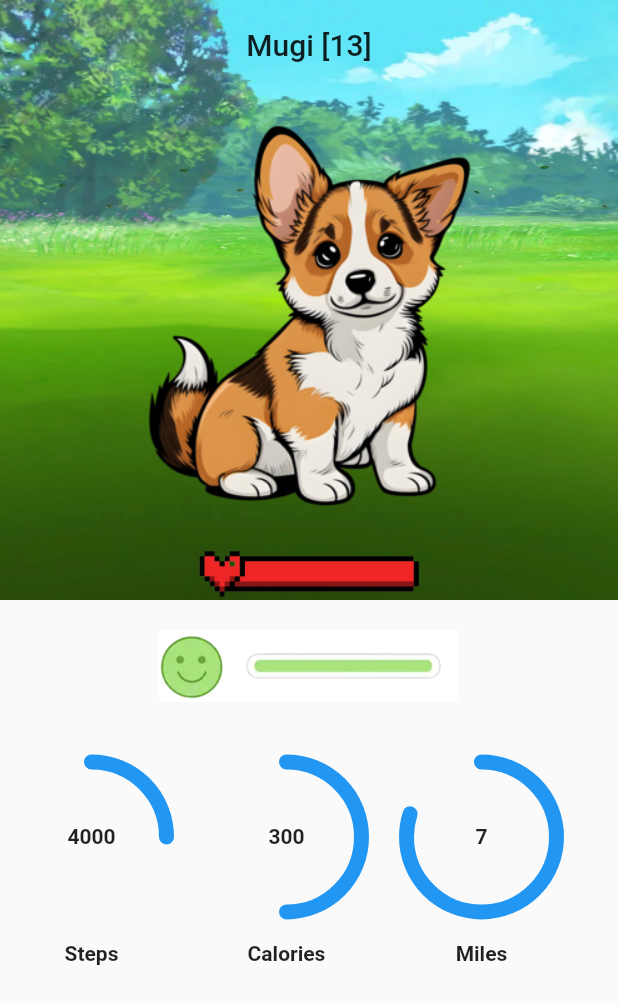
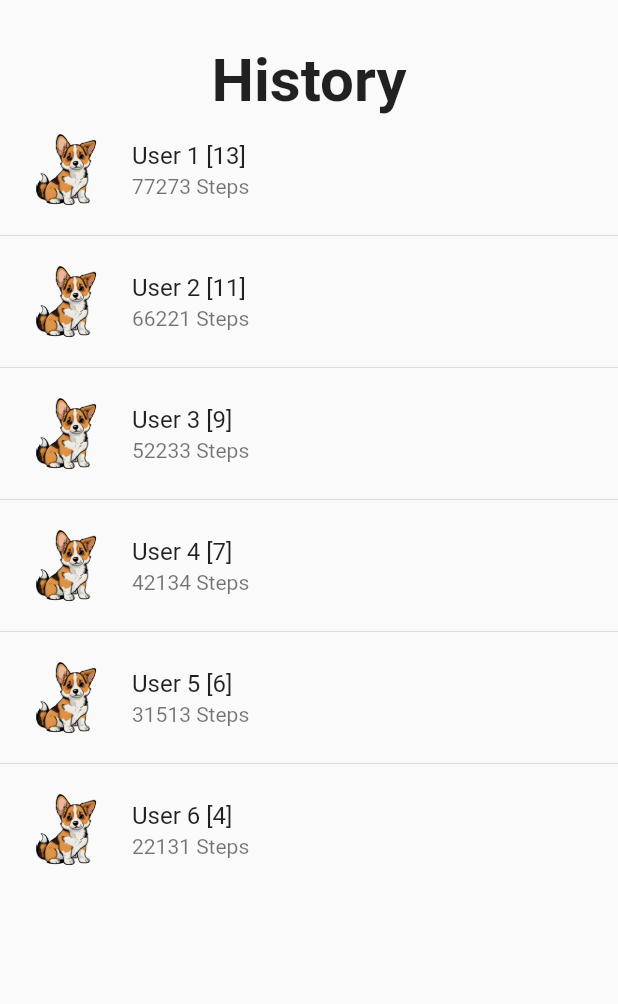
Before and after one commit to Pet-Dometer/App, a Flutter app: the screen it shows after launch, on a phone screen of 412 x 824 dp. Shown: the top 1004 px of the screen. Run offline on Flutter 3.47's test engine with Material 2 defaults, Android fonts, the phone set to English and light mode, and no system bars; generated files the repository leaves out were written again.

Commit message:
Finished History

```diff
--- a/lib/src/app.dart
+++ b/lib/src/app.dart
@@ -1,5 +1,6 @@
 import 'package:app/src/pages/creation.dart';
 import 'package:app/src/pages/home_view.dart';
+import 'package:app/src/pages/leader_board.dart';
 import 'package:app/src/pages/pedometer.dart';
 import 'package:flutter/material.dart';
 import 'package:flutter_gen/gen_l10n/app_localizations.dart';
@@ -82,7 +83,7 @@ class MyApp extends StatelessWidget {
                     return const SampleItemDetailsView();
                   case SampleItemListView.routeName:
                   default:
-                    return const PedometerView();
+                    return const LeaderBoardView();
                 }
               },
             );
--- /dev/null
+++ b/lib/src/pages/leader_board.dart
@@ -0,0 +1,69 @@
+import 'package:flutter/material.dart';
+
+class LeaderBoardView extends StatefulWidget {
+  const LeaderBoardView({Key? key}) : super(key: key);
+
+  static const routeName = '/pedometer';
+
+  @override
+  _LeaderBoardState createState() => _LeaderBoardState();
+}
+
+class _LeaderBoardState extends State<LeaderBoardView> {
+  @override
+  Widget build(BuildContext context) {
+    return Scaffold(
+      body: Padding(
+        padding: const EdgeInsets.only(top: 10.0),
+        child: SafeArea(
+          child: ListView(
+            children: <Widget>[
+              const SizedBox(height: 20),
+              const Center(
+                child: Text(
+                  'History',
+                  style: TextStyle(fontSize: 40, fontWeight: FontWeight.bold),
+                ),
+              ),
+              ListTile(
+                leading: Image.asset('assets/images/dog2.png'),
+                title: const Text('User 1 [13]'),
+                subtitle: const Text('77273 Steps'),
+              ),
+              const Divider(),
+              ListTile(
+                leading: Image.asset('assets/images/dog2.png'),
+                title: const Text('User 2 [11]'),
+                subtitle: const Text('66221 Steps'),
+              ),
+              const Divider(),
+              ListTile(
+                leading: Image.asset('assets/images/dog2.png'),
+                title: const Text('User 3 [9]'),
+                subtitle: const Text('52233 Steps'),
+              ),
+              const Divider(),
+              ListTile(
+                leading: Image.asset('assets/images/dog2.png'),
+                title: const Text('User 4 [7]'),
+                subtitle: const Text('42134 Steps'),
+              ),
+              const Divider(),
+              ListTile(
+                leading: Image.asset('assets/images/dog2.png'),
+                title: const Text('User 5 [6]'),
+                subtitle: const Text('31513 Steps'),
+              ),
+              const Divider(),
+              ListTile(
+                leading: Image.asset('assets/images/dog2.png'),
+                title: const Text('User 6 [4]'),
+                subtitle: const Text('22131 Steps'),
+              ),
+            ],
+          ),
+        ),
+      ),
+    );
+  }
+}
```
Also changed, not shown: 12 other files.
